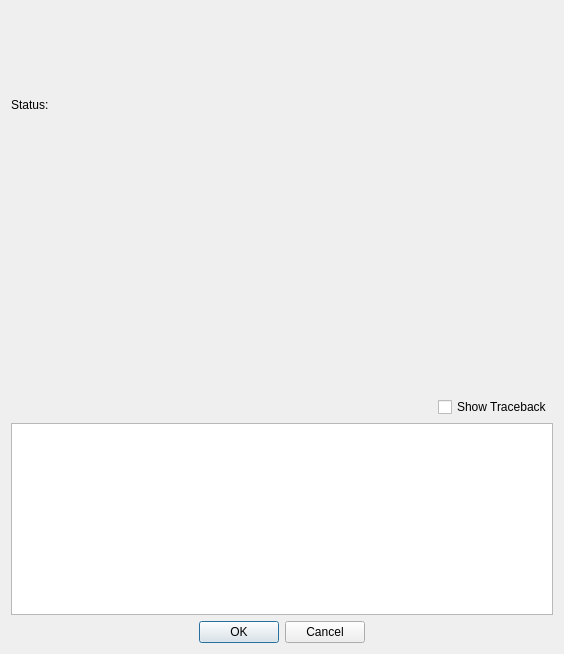
Old version of the form src/jukeboxcore/gui/widgets/actionreportdialog.ui in the repository JukeboxPipeline/jukebox-core.
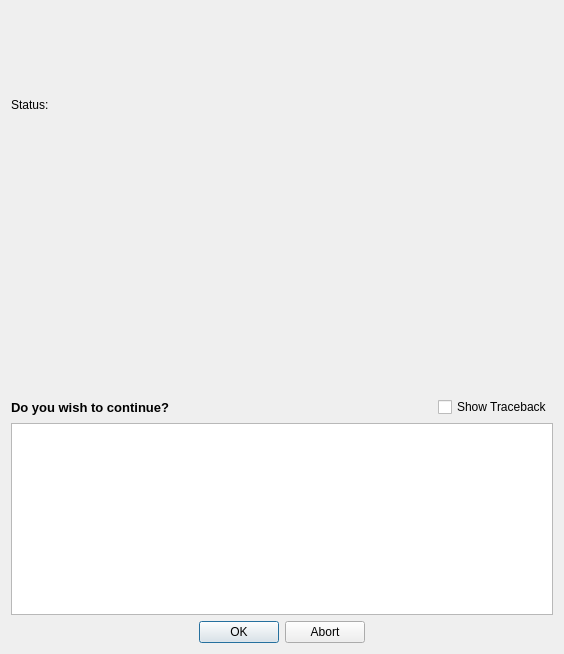
New version of the form.

Commit message: Releasewindow shows statusmessage. ActionReportDialog does ask you to continue.

What changed in the file:
```diff
--- a/src/jukeboxcore/gui/widgets/actionreportdialog.ui
+++ b/src/jukeboxcore/gui/widgets/actionreportdialog.ui
@@ -87,6 +87,20 @@
        </property>
       </widget>
      </item>
+     <item row="2" column="0" colspan="2">
+      <widget class="QLabel" name="label">
+       <property name="font">
+        <font>
+         <pointsize>10</pointsize>
+         <weight>75</weight>
+         <bold>true</bold>
+        </font>
+       </property>
+       <property name="text">
+        <string>Do you wish to continue?</string>
+       </property>
+      </widget>
+     </item>
     </layout>
    </item>
    <item>
@@ -95,7 +109,7 @@
       <enum>Qt::Horizontal</enum>
      </property>
      <property name="standardButtons">
-      <set>QDialogButtonBox::Cancel|QDialogButtonBox::Ok</set>
+      <set>QDialogButtonBox::Abort|QDialogButtonBox::Ok</set>
      </property>
      <property name="centerButtons">
       <bool>true</bool>
```
The commit also changes 4 other files.
